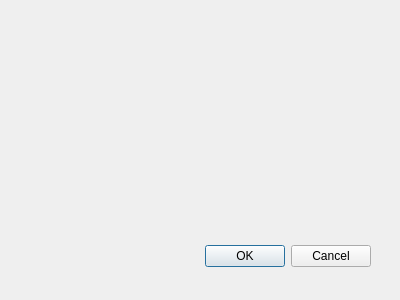
Qt form openadress.ui (Fennel1/Data_structure) before a commit.
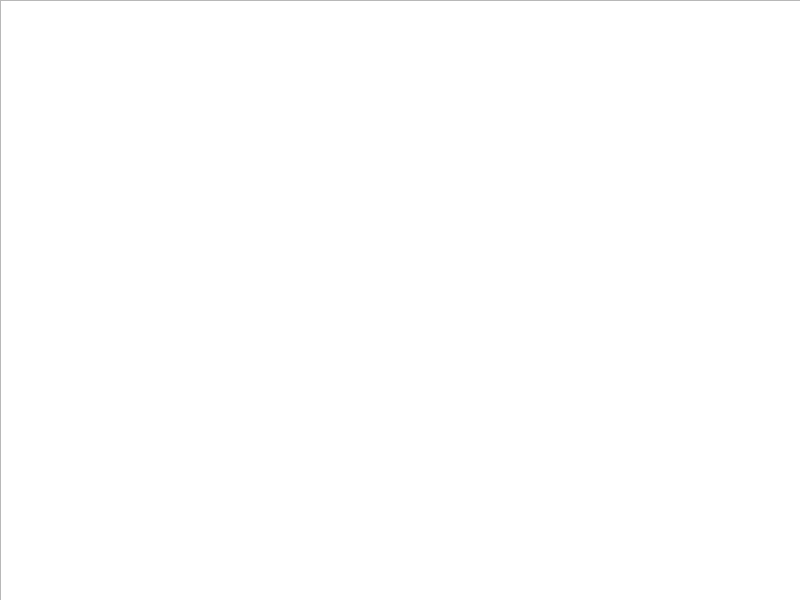
The same form after that commit.

Diff of the .ui file:
```diff
--- a/openadress.ui
+++ b/openadress.ui
@@ -8,27 +8,26 @@
    <rect>
     <x>0</x>
     <y>0</y>
-    <width>400</width>
-    <height>300</height>
+    <width>800</width>
+    <height>600</height>
    </rect>
   </property>
   <property name="windowTitle">
    <string>Dialog</string>
   </property>
-  <widget name="buttonBox" class="QDialogButtonBox">
+  <widget class="QListWidget" name="List_AddressList">
    <property name="geometry">
     <rect>
-     <x>30</x>
-     <y>240</y>
-     <width>341</width>
-     <height>32</height>
+     <x>0</x>
+     <y>0</y>
+     <width>801</width>
+     <height>601</height>
     </rect>
    </property>
-   <property name="orientation">
-    <enum>Qt::Horizontal</enum>
-   </property>
-   <property name="standardButtons">
-    <set>QDialogButtonBox::Cancel|QDialogButtonBox::Ok</set>
+   <property name="font">
+    <font>
+     <pointsize>16</pointsize>
+    </font>
    </property>
   </widget>
  </widget>
```
Left out of the diff: 42 changed lines with no effect on the pictures.
